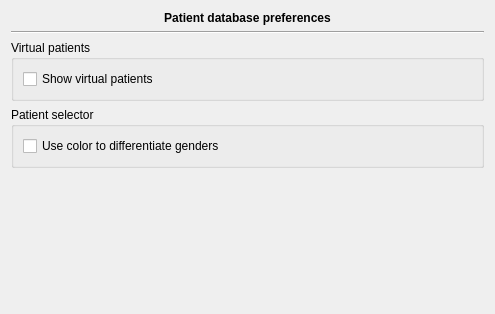
Before: the Qt Designer form plugins/patientbaseplugin/patientbasepreferencespage.ui in FreeHealth/freehealth, drawn with Qt 5.
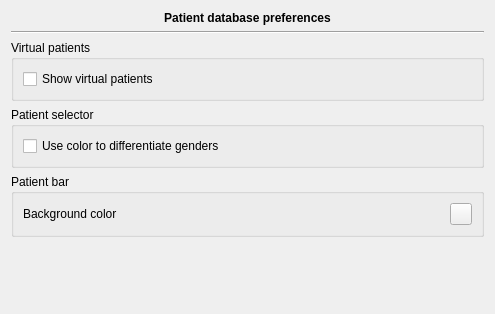
After: the same form once the commit is applied. Custom widgets are drawn as their Qt base class.

```diff
--- a/plugins/patientbaseplugin/patientbasepreferencespage.ui
+++ b/plugins/patientbaseplugin/patientbasepreferencespage.ui
@@ -13,8 +13,8 @@
   <property name="windowTitle">
    <string>Form</string>
   </property>
-  <layout class="QGridLayout" name="gridLayout_2">
-   <item row="0" column="0">
+  <layout class="QGridLayout" name="gridLayout_4">
+   <item row="0" column="1">
     <widget class="QLabel" name="label">
      <property name="font">
       <font>
@@ -30,14 +30,14 @@
      </property>
     </widget>
    </item>
-   <item row="1" column="0">
+   <item row="1" column="1">
     <widget class="Line" name="line">
      <property name="orientation">
       <enum>Qt::Horizontal</enum>
      </property>
     </widget>
    </item>
-   <item row="2" column="0">
+   <item row="2" column="1">
     <widget class="QGroupBox" name="groupBox">
      <property name="title">
       <string>Virtual patients</string>
@@ -53,7 +53,7 @@
      </layout>
     </widget>
    </item>
-   <item row="3" column="0">
+   <item row="3" column="1">
     <widget class="QGroupBox" name="groupBox_2">
      <property name="title">
       <string>Patient selector</string>
@@ -69,7 +69,7 @@
      </layout>
     </widget>
    </item>
-   <item row="4" column="0">
+   <item row="5" column="1">
     <spacer name="verticalSpacer">
      <property name="orientation">
       <enum>Qt::Vertical</enum>
@@ -82,8 +82,50 @@
      </property>
     </spacer>
    </item>
+   <item row="4" column="1">
+    <widget class="QGroupBox" name="groupBox_3">
+     <property name="title">
+      <string>Patient bar</string>
+     </property>
+     <layout class="QGridLayout" name="gridLayout_2">
+      <item row="0" column="0">
+       <widget class="QLabel" name="label_2">
+        <property name="text">
+         <string>Background color</string>
+        </property>
+       </widget>
+      </item>
+      <item row="0" column="1">
+       <widget class="Utils::ColorButtonChooser" name="patientBarColor">
+        <property name="minimumSize">
+         <size>
+          <width>22</width>
+          <height>22</height>
+         </size>
+        </property>
+        <property name="maximumSize">
+         <size>
+          <width>22</width>
+          <height>22</height>
+         </size>
+        </property>
+        <property name="text">
+         <string/>
+        </property>
+       </widget>
+      </item>
+     </layout>
+    </widget>
+   </item>
   </layout>
  </widget>
+ <customwidgets>
+  <customwidget>
+   <class>Utils::ColorButtonChooser</class>
+   <extends>QPushButton</extends>
+   <header location="global">utils/widgets/colorbuttonchooser.h</header>
+  </customwidget>
+ </customwidgets>
  <resources/>
  <connections/>
 </ui>
```
